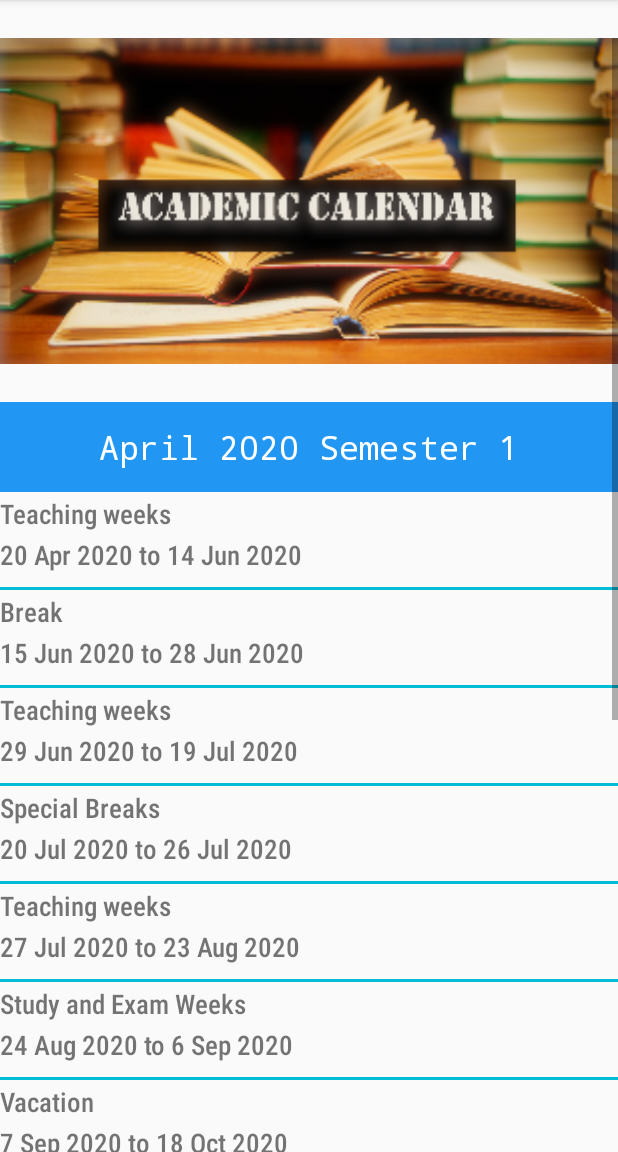
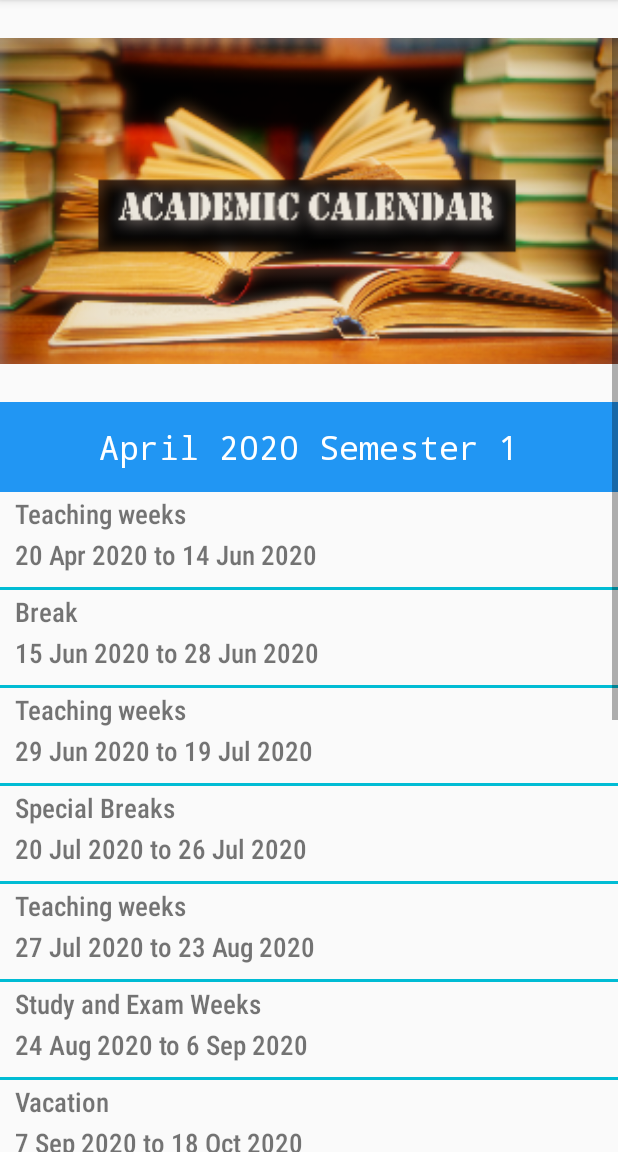
Before and after one commit to qixunnnn/MAD-Team2-Assignment, an Android app: the AcadCalendar screen opened directly, with no data from a screen before it, on a phone screen of 412 x 824 dp, the part 84-1236 px from its top. Run offline under Robolectric (Android 15) with nearby library versions, the phone set to English and light mode, and no system bars.

Commit message:
Academic Calendar updated padding - Guan Teck

```diff
--- a/app/src/main/res/layout/acadcalendar.xml
+++ b/app/src/main/res/layout/acadcalendar.xml
@@ -50,6 +50,7 @@
                 android:layout_height="29dp"
                 android:fontFamily="sans-serif-condensed-medium"
                 android:gravity="center|start"
+                android:paddingLeft="10dp"
                 android:text="Teaching weeks"
                 android:textAlignment="gravity"
                 android:textSize="18sp" />
@@ -59,6 +60,7 @@
                 android:layout_width="match_parent"
                 android:layout_height="34dp"
                 android:fontFamily="sans-serif-condensed-medium"
+                android:paddingLeft="10dp"
                 android:text="20 Apr 2020 to 14 Jun 2020"
                 android:textSize="18sp" />
 
@@ -73,6 +75,7 @@
                 android:layout_width="match_parent"
                 android:layout_height="29dp"
                 android:fontFamily="sans-serif-condensed-medium"
+                android:paddingLeft="10dp"
                 android:gravity="center|start"
                 android:text="Break"
                 android:textAlignment="gravity"
@@ -83,6 +86,7 @@
                 android:layout_width="match_parent"
                 android:layout_height="34dp"
                 android:fontFamily="sans-serif-condensed-medium"
+                android:paddingLeft="10dp"
                 android:text="15 Jun 2020 to 28 Jun 2020"
                 android:textSize="18sp" />
 
@@ -96,6 +100,7 @@
                 android:id="@+id/textView13"
                 android:layout_width="match_parent"
                 android:layout_height="29dp"
+                android:paddingLeft="10dp"
                 android:fontFamily="sans-serif-condensed-medium"
                 android:gravity="center|start"
                 android:text="Teaching weeks"
@@ -106,6 +111,7 @@
                 android:id="@+id/textView14"
                 android:layout_width="match_parent"
                 android:layout_height="34dp"
+                android:paddingLeft="10dp"
                 android:fontFamily="sans-serif-condensed-medium"
                 android:text="29 Jun 2020 to 19 Jul 2020"
                 android:textSize="18sp" />
@@ -121,6 +127,7 @@
                 android:layout_width="match_parent"
                 android:layout_height="29dp"
                 android:fontFamily="sans-serif-condensed-medium"
+                android:paddingLeft="10dp"
                 android:gravity="center|start"
                 android:text="Special Breaks"
                 android:textAlignment="gravity"
@@ -130,6 +137,7 @@
                 android:id="@+id/textView16"
                 android:layout_width="match_parent"
                 android:layout_height="34dp"
+                android:paddingLeft="10dp"
                 android:fontFamily="sans-serif-condensed-medium"
                 android:text="20 Jul 2020 to 26 Jul 2020"
                 android:textSize="18sp" />
@@ -144,6 +152,7 @@
                 android:layout_width="match_parent"
                 android:layout_height="29dp"
                 android:fontFamily="sans-serif-condensed-medium"
+                android:paddingLeft="10dp"
                 android:gravity="center|start"
                 android:text="Teaching weeks"
                 android:textAlignment="gravity"
@@ -153,6 +162,7 @@
                 android:id="@+id/textView18"
                 android:layout_width="match_parent"
                 android:layout_height="34dp"
+                android:paddingLeft="10dp"
                 android:fontFamily="sans-serif-condensed-medium"
                 android:text="27 Jul 2020 to 23 Aug 2020"
                 android:textSize="18sp" />
@@ -167,6 +177,7 @@
                 android:id="@+id/textView19"
                 android:layout_width="match_parent"
                 android:layout_height="29dp"
+                android:paddingLeft="10dp"
                 android:fontFamily="sans-serif-condensed-medium"
                 android:gravity="center|start"
                 android:text='Study and Exam Weeks'
@@ -177,6 +188,7 @@
                 android:id="@+id/textView20"
                 android:layout_width="match_parent"
                 android:layout_height="34dp"
+                android:paddingLeft="10dp"
                 android:fontFamily="sans-serif-condensed-medium"
                 android:text="24 Aug 2020 to 6 Sep 2020"
                 android:textSize="18sp" />
@@ -191,6 +203,7 @@
                 android:id="@+id/textView21"
                 android:layout_width="match_parent"
                 android:layout_height="29dp"
+                android:paddingLeft="10dp"
                 android:fontFamily="sans-serif-condensed-medium"
                 android:gravity="center|start"
                 android:text='Vacation'
@@ -200,6 +213,7 @@
             <TextView
                 android:id="@+id/textView22"
                 android:layout_width="match_parent"
+                android:paddingLeft="10dp"
                 android:layout_height="34dp"
                 android:fontFamily="sans-serif-condensed-medium"
                 android:text="7 Sep 2020 to 18 Oct 2020"
@@ -230,6 +244,7 @@
                 android:id="@+id/textView24"
                 android:layout_width="match_parent"
                 android:layout_height="29dp"
+                android:paddingLeft="10dp"
                 android:fontFamily="sans-serif-condensed-medium"
                 android:gravity="center|start"
                 android:text='Teaching Weeks'
@@ -240,6 +255,7 @@
                 android:id="@+id/textView25"
                 android:layout_width="match_parent"
                 android:layout_height="34dp"
+                android:paddingLeft="10dp"
                 android:fontFamily="sans-serif-condensed-medium"
                 android:text="19 Oct 2020 to 20 Dec 2020"
                 android:textSize="18sp" />
@@ -253,6 +269,7 @@
                 android:id="@+id/textView26"
                 android:layout_width="match_parent"
                 android:layout_height="29dp"
+                android:paddingLeft="10dp"
                 android:fontFamily="sans-serif-condensed-medium"
                 android:gravity="center|start"
                 android:text='Break'
@@ -263,6 +280,7 @@
                 android:id="@+id/textView27"
                 android:layout_width="match_parent"
                 android:layout_height="34dp"
+                android:paddingLeft="10dp"
                 android:fontFamily="sans-serif-condensed-medium"
                 android:text="21 Dec 2020 to 3 Jan 2021"
                 android:textSize="18sp" />
@@ -279,6 +297,7 @@
                 android:layout_height="29dp"
                 android:fontFamily="sans-serif-condensed-medium"
                 android:gravity="center|start"
+                android:paddingLeft="10dp"
                 android:text='Teaching Weeks'
                 android:textAlignment="gravity"
                 android:textSize="18sp" />
@@ -287,6 +306,7 @@
                 android:id="@+id/textView29"
                 android:layout_width="match_parent"
                 android:layout_height="34dp"
+                android:paddingLeft="10dp"
                 android:fontFamily="sans-serif-condensed-medium"
                 android:text="4 Jan 2021 to 14 Feb 2021"
                 android:textSize="18sp" />
@@ -302,6 +322,7 @@
                 android:layout_height="29dp"
                 android:fontFamily="sans-serif-condensed-medium"
                 android:gravity="center|start"
+                android:paddingLeft="10dp"
                 android:text='Study and Exam Weeks'
                 android:textAlignment="gravity"
                 android:textSize="18sp" />
@@ -310,6 +331,7 @@
                 android:id="@+id/textView31"
                 android:layout_width="match_parent"
                 android:layout_height="34dp"
+                android:paddingLeft="10dp"
                 android:fontFamily="sans-serif-condensed-medium"
                 android:text="15 Feb 2021 to 28 Feb 2021"
                 android:textSize="18sp" />
@@ -326,6 +348,7 @@
                 android:layout_height="29dp"
                 android:fontFamily="sans-serif-condensed-medium"
                 android:gravity="center|start"
+                android:paddingLeft="10dp"
                 android:text='Vacation'
                 android:textAlignment="gravity"
                 android:textSize="18sp" />
@@ -334,6 +357,7 @@
                 android:id="@+id/textView33"
                 android:layout_width="match_parent"
                 android:layout_height="34dp"
+                android:paddingLeft="10dp"
                 android:fontFamily="sans-serif-condensed-medium"
                 android:text="1 Mar 2021 to 18 Apr 2021"
                 android:textSize="18sp" />
```
